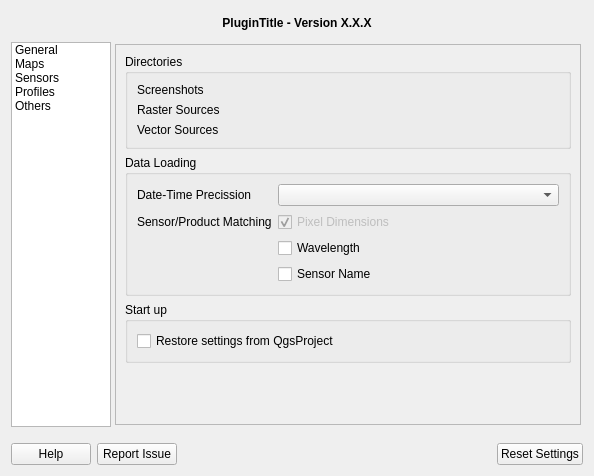
Above: eotimeseriesviewer/settings/settings.ui from jakimowb/eo-time-series-viewer before the change. Below: the same form after it.
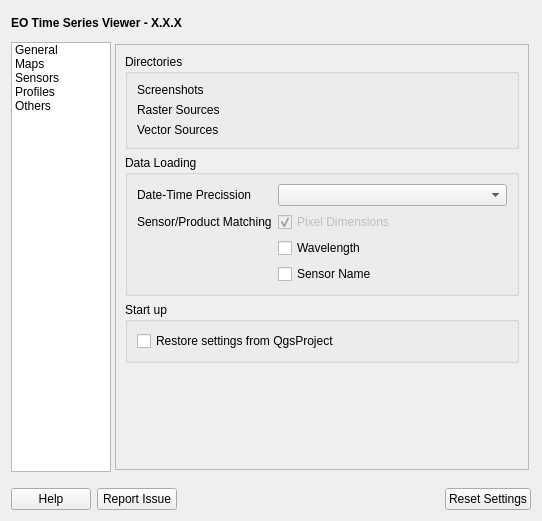
That is the form after the change. The open tabs and pages were chosen to show the change. Icons and pictures are not drawn. Custom widgets are drawn as their Qt base class.

Commit message: integrated settings dialog into QGIS Settings dialog. Call EOTimeSeriesViewer.showSettingsDialog( ) to open

```diff
--- a/eotimeseriesviewer/settings/settings.ui
+++ b/eotimeseriesviewer/settings/settings.ui
@@ -6,8 +6,8 @@
    <rect>
     <x>0</x>
     <y>0</y>
-    <width>594</width>
-    <height>476</height>
+    <width>542</width>
+    <height>521</height>
    </rect>
   </property>
   <property name="windowTitle">
@@ -15,6 +15,11 @@
   </property>
   <layout class="QVBoxLayout" name="verticalLayout">
    <item>
+    <layout class="QHBoxLayout" name="horizontalLayout_2">
+     <property name="topMargin">
+      <number>0</number>
+     </property>
+     <item>
     <widget class="QLabel" name="tbTitle">
      <property name="minimumSize">
       <size>
@@ -38,13 +43,13 @@
       <locale language="English" country="UnitedStates"/>
      </property>
      <property name="text">
-      <string notr="true">&lt;html&gt;&lt;head/&gt;&lt;body&gt;&lt;p align=&quot;center&quot;&gt;&lt;span style=&quot; font-weight:600;&quot;&gt;PluginTitle - Version X.X.X&lt;/span&gt;&lt;/p&gt;&lt;/body&gt;&lt;/html&gt;</string>
+        <string notr="true">&lt;html&gt;&lt;head/&gt;&lt;body&gt;&lt;p&gt;EO Time Series Viewer - X.X.X&lt;/p&gt;&lt;/body&gt;&lt;/html&gt;</string>
      </property>
      <property name="scaledContents">
       <bool>true</bool>
      </property>
      <property name="alignment">
-      <set>Qt::AlignCenter</set>
+        <set>Qt::AlignLeading|Qt::AlignLeft|Qt::AlignVCenter</set>
      </property>
      <property name="wordWrap">
       <bool>true</bool>
@@ -57,6 +62,8 @@
      </property>
     </widget>
    </item>
+    </layout>
+   </item>
    <item>
     <layout class="QHBoxLayout" name="horizontalLayout">
      <property name="spacing">
@@ -132,8 +139,8 @@
              <rect>
               <x>0</x>
               <y>0</y>
-              <width>618</width>
-              <height>357</height>
+              <width>414</width>
+              <height>422</height>
              </rect>
             </property>
             <layout class="QVBoxLayout" name="verticalLayout_5">
```
Left out of the diff: 3 changed lines with no effect on the pictures. Lines whose indentation alone changed are shown as unchanged. The commit also changes 5 other files.
